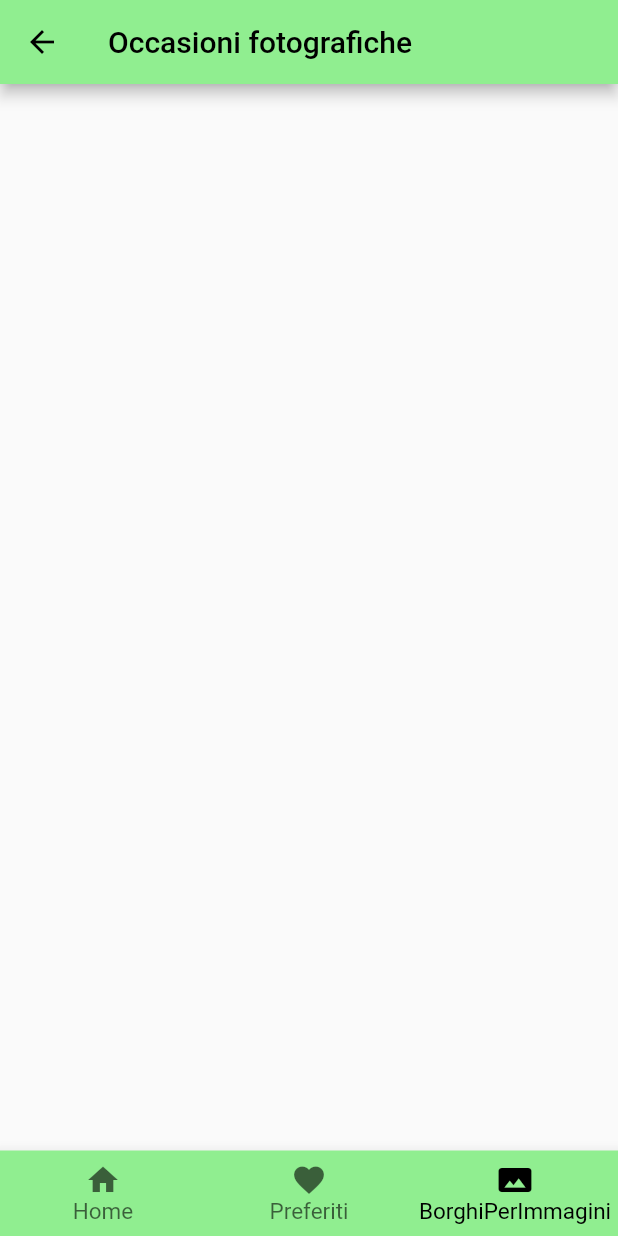
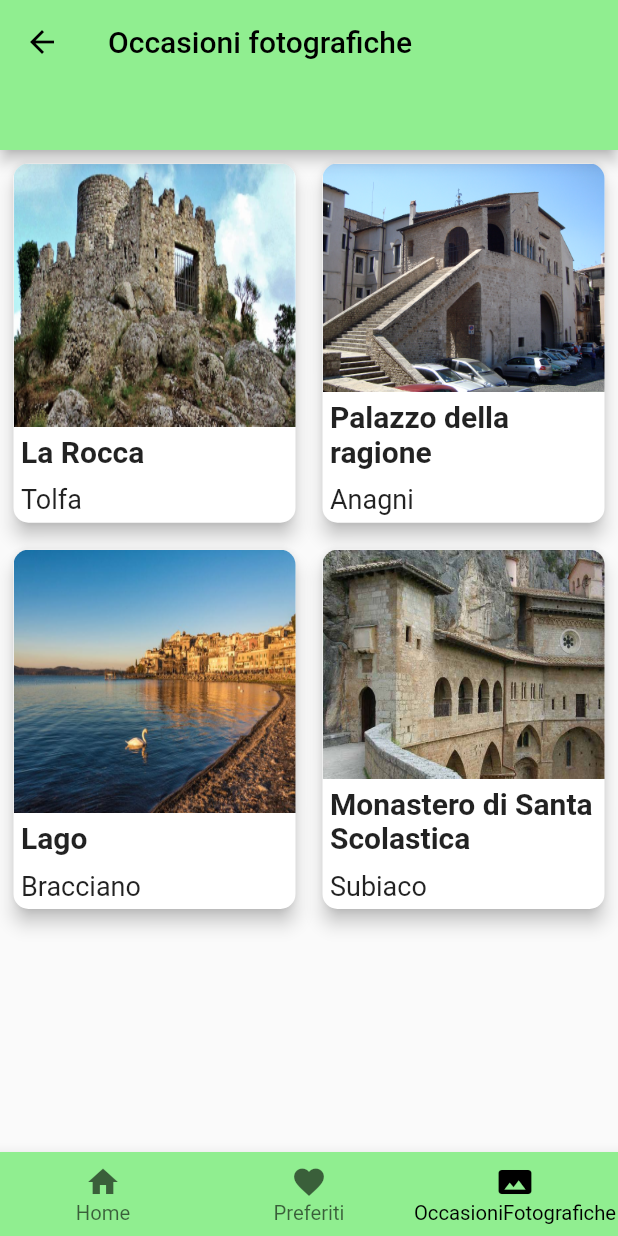
Before and after one commit to LorenzoCristini/borough_king, a Flutter app: the screen it shows after launch, item 3 of the bottom bar chosen, on a phone screen of 412 x 824 dp. Run offline on Flutter 3.47's test engine with Material 2 defaults, Android fonts, the phone set to English and light mode, and no system bars.

Commit message:
Occasioni fotografiche

```diff
--- a/lib/main.dart
+++ b/lib/main.dart
@@ -281,8 +281,8 @@ class HomePage extends StatelessWidget {
         backgroundColor: Color(0xff90EE90),
         selectedItemColor: Colors.black,
         unselectedItemColor: Colors.black.withOpacity(.60),
-        selectedFontSize: 15,
-        unselectedFontSize: 15,
+        selectedFontSize: 13.5,
+        unselectedFontSize: 13.5,
         onTap: (value) {
           // Respond to item press.
           //Ogni bottone ha un indice e gli indici partono da 0 quindi il primo è la home e gli altri a seguire
@@ -373,8 +373,8 @@ class notImplemented extends StatelessWidget {
         // Non è possibile avere nessun bottone selezionato. Quindi l'unico modo è renderlo opaco come gli altri
         selectedItemColor: Colors.black.withOpacity(.60),
         unselectedItemColor: Colors.black.withOpacity(.60),
-        selectedFontSize: 15,
-        unselectedFontSize: 15,
+        selectedFontSize: 13.5,
+        unselectedFontSize: 13.5,
         onTap: (value) {
           // Respond to item press.
           //Ogni bottone ha un indice e gli indici partono da 0 quindi il primo è la home e gli altri a seguire
--- a/lib/widgets/occasioni_fotografiche.dart
+++ b/lib/widgets/occasioni_fotografiche.dart
@@ -6,13 +6,64 @@ import "package:flutter/material.dart";
 import "package:borough_king/widgets/preferiti.dart";
 
 class occasioniFotografiche extends StatelessWidget {
+  final List<String> images = ['assets/images/OccFotograf/rocca.jpg','assets/images/OccFotograf/pal_ragione.JPG','assets/images/OccFotograf/lago.jpg','assets/images/OccFotograf/monastero.jpg'];
+  final List<String> names = ['La Rocca','Palazzo della ragione','Lago','Monastero di Santa Scolastica'];
+  final List<String> places = ['Tolfa','Anagni','Bracciano','Subiaco'];
   @override
   Widget build(BuildContext context) {
     return Scaffold(
-      appBar: AppBar(
+      appBar: PreferredSize(
+        preferredSize: Size.fromHeight(100.0),
+        child: AppBar(
           title: Text("Occasioni fotografiche", style: TextStyle(color: Colors.black)),
           backgroundColor: Color(0xff90EE90),
-          iconTheme: IconThemeData(color: Colors.black)),
+          iconTheme: IconThemeData(color: Colors.black),
+        ),),
+
+        body: GridView.builder(
+
+          itemCount: 4,
+          gridDelegate: SliverGridDelegateWithFixedCrossAxisCount(
+            childAspectRatio: 8.0 / 10.0,
+            crossAxisCount: 2,
+          ),
+          itemBuilder: (BuildContext context, int index) {
+            return Padding(
+                padding: EdgeInsets.all(5),
+                child: Card(
+                  elevation: 5,
+                    semanticContainer: true,
+                    shape: RoundedRectangleBorder(
+                      borderRadius: BorderRadius.circular(10.0),
+                    ),
+                    clipBehavior: Clip.antiAlias,
+                    child: Column(
+                      crossAxisAlignment: CrossAxisAlignment.start,
+                      children: <Widget>[
+                        Expanded(
+                            child: Container(
+                              decoration: BoxDecoration(
+                                image: DecorationImage(
+                                    image: AssetImage(images[index]),
+                                    fit: BoxFit.fill),
+                              ),
+                            )),
+                        Padding(
+                            padding: EdgeInsets.all(5.0),
+                            child: Text(
+                              names[index],
+                              style: TextStyle(fontSize: 20.0,fontWeight: FontWeight.bold),
+                            )),
+                        Padding(
+                            padding: EdgeInsets.all(5.0),
+                            child: Text(
+                              places[index],
+                              style: TextStyle(fontSize: 18.0),
+                            )),
+                      ],
+                    )));
+          },
+        ),
       bottomNavigationBar: BottomNavigationBar(
         // Server per inserire la barra inferiore
         currentIndex: 2,
@@ -20,8 +71,8 @@ class occasioniFotografiche extends StatelessWidget {
         backgroundColor: Color(0xff90EE90),
         selectedItemColor: Colors.black,
         unselectedItemColor: Colors.black.withOpacity(.60),
-        selectedFontSize: 15,
-        unselectedFontSize: 15,
+        selectedFontSize: 13.5,
+        unselectedFontSize: 13.5,
         onTap: (value) {
           // Respond to item press.
           //Ogni bottone ha un indice e gli indici partono da 0 quindi il primo è la home e gli altri a seguire
@@ -52,7 +103,7 @@ class occasioniFotografiche extends StatelessWidget {
             icon: Icon(Icons.favorite),
           ),
           BottomNavigationBarItem(
-            label: 'BorghiPerImmagini',
+            label: 'OccasioniFotografiche',
             icon: Icon(Icons.panorama),
           ),
         ],
--- a/lib/widgets/preferiti.dart
+++ b/lib/widgets/preferiti.dart
@@ -19,8 +19,8 @@ class preferiti extends StatelessWidget {
         backgroundColor: Color(0xff90EE90),
         selectedItemColor: Colors.black,
         unselectedItemColor: Colors.black.withOpacity(.60),
-        selectedFontSize: 15,
-        unselectedFontSize: 15,
+        selectedFontSize: 13.5,
+        unselectedFontSize: 13.5,
         onTap: (value) {
           // Respond to item press.
           //Ogni bottone ha un indice e gli indici partono da 0 quindi il primo è la home e gli altri a seguire
--- a/lib/widgets/search.dart
+++ b/lib/widgets/search.dart
@@ -216,8 +216,8 @@ class search extends StatelessWidget {
         backgroundColor: Color(0xff90EE90),
         selectedItemColor: Colors.black.withOpacity(.60),
         unselectedItemColor: Colors.black.withOpacity(.60),
-        selectedFontSize: 15,
-        unselectedFontSize: 15,
+        selectedFontSize: 13.5,
+        unselectedFontSize: 13.5,
         onTap: (value) {
           // Respond to item press.
           //Ogni bottone ha un indice e gli indici partono da 0 quindi il primo è la home e gli altri a seguire
--- a/pubspec.yaml
+++ b/pubspec.yaml
@@ -49,6 +49,7 @@ flutter:
   # To add assets to your application, add an assets section, like this:
   assets:
     - assets/images/
+    - assets/images/OccFotograf/
   #   - images/a_dot_burr.jpeg
   #   - images/a_dot_ham.jpeg
 
```
Also changed, not shown: assets/images/OccFotograf/lago.jpg (added), assets/images/OccFotograf/monastero.jpg (added), assets/images/OccFotograf/pal_ragione.JPG (added), assets/images/OccFotograf/rocca.jpg (added).
